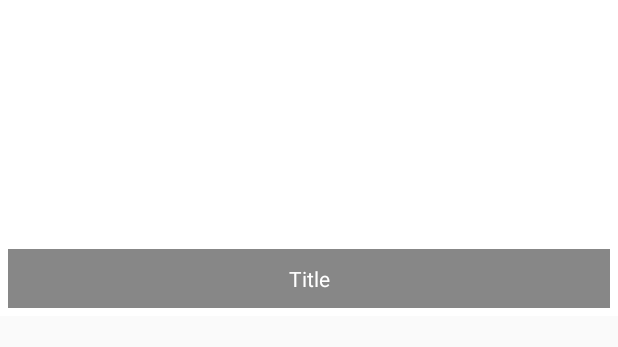
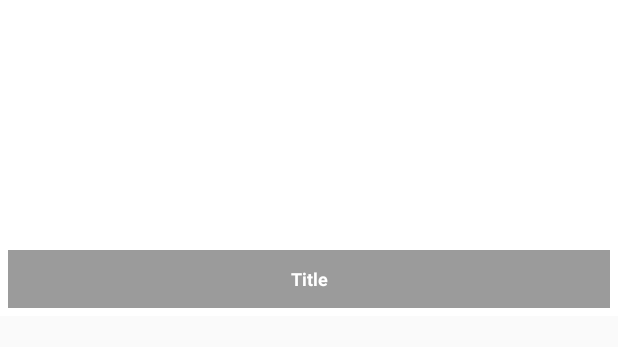
Before and after one commit to chetdeva/FlickrIt, an Android app: the layout item_photo.xml on its own in the app's theme, with its tools: preview values and no code run, on a phone screen of 412 x 824 dp. Shown: the top 347 px of the screen. Run offline under Robolectric (Android 15) with nearby library versions, the phone set to English and light mode, and no system bars.

Commit message:
refactor(*): beautify item_photo

```diff
--- a/app/src/main/java/com/chetdeva/flickrit/search/SearchFragment.kt
+++ b/app/src/main/java/com/chetdeva/flickrit/search/SearchFragment.kt
@@ -94,7 +94,6 @@ class SearchFragment : Fragment(), SearchContract.View {
 
     override fun onSaveInstanceState(outState: Bundle) {
         super.onSaveInstanceState(outState)
-        Log.i("saved statte:", presenter.lastQuery)
         outState.putString(LAST_SEARCH_QUERY, presenter.lastQuery)
     }
 
--- a/app/src/main/res/layout/fragment_search.xml
+++ b/app/src/main/res/layout/fragment_search.xml
@@ -27,7 +27,8 @@
         android:layout_height="wrap_content"
         android:layout_gravity="center"
         android:text="@string/searching"
-        android:textColor="@android:color/black"
+        android:textColor="@android:color/darker_gray"
         android:textSize="@dimen/searching_text_size"
+        android:textStyle="bold"
         android:visibility="gone" />
 </FrameLayout>
--- a/app/src/main/res/layout/item_photo.xml
+++ b/app/src/main/res/layout/item_photo.xml
@@ -23,8 +23,10 @@
         android:ellipsize="end"
         android:gravity="center"
         android:maxLines="2"
+        android:textSize="@dimen/photo_title_text_size"
         android:minLines="2"
-        android:padding="@dimen/two_dp"
+        android:padding="@dimen/four_dp"
+        android:textStyle="bold"
         android:textColor="@android:color/white"
         tools:text="Title" />
 
--- a/app/src/main/res/values/colors.xml
+++ b/app/src/main/res/values/colors.xml
@@ -4,6 +4,6 @@
     <color name="colorPrimaryDark">#303F9F</color>
     <color name="colorAccent">#FF4081</color>
 
-    <color name="black_translucent">#78000000</color>
+    <color name="black_translucent">#64000000</color>
     <color name="transparent">#00000000</color>
 </resources>
--- a/app/src/main/res/values/dimens.xml
+++ b/app/src/main/res/values/dimens.xml
@@ -3,10 +3,12 @@
     <dimen name="item_photo_padding">5dp</dimen>
     <dimen name="item_photo_image_height">200dp</dimen>
     <dimen name="two_dp">2dp</dimen>
+    <dimen name="four_dp">4dp</dimen>
     <dimen name="splash_text_size">32sp</dimen>
     <dimen name="searching_text_size">18sp</dimen>
     <dimen name="flickr_logo_size">240dp</dimen>
     <dimen name="image_thumbnail_size">100dp</dimen>
     <dimen name="image_thumbnail_height">200dp</dimen>
     <dimen name="image_thumbnail_spacing">10dp</dimen>
+    <dimen name="photo_title_text_size">12sp</dimen>
 </resources>
```
Also changed, not shown: app/src/main/java/com/chetdeva/flickrit/search/adapter/PhotoViewHolder.kt (+15 -2 lines).
